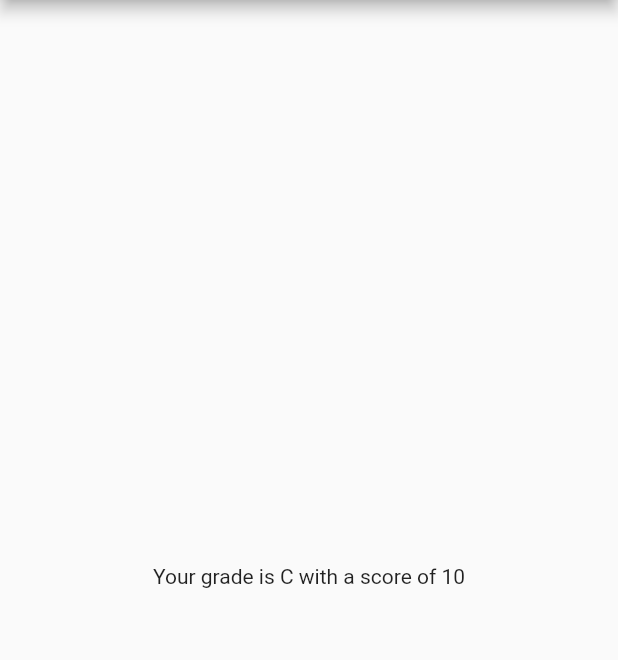
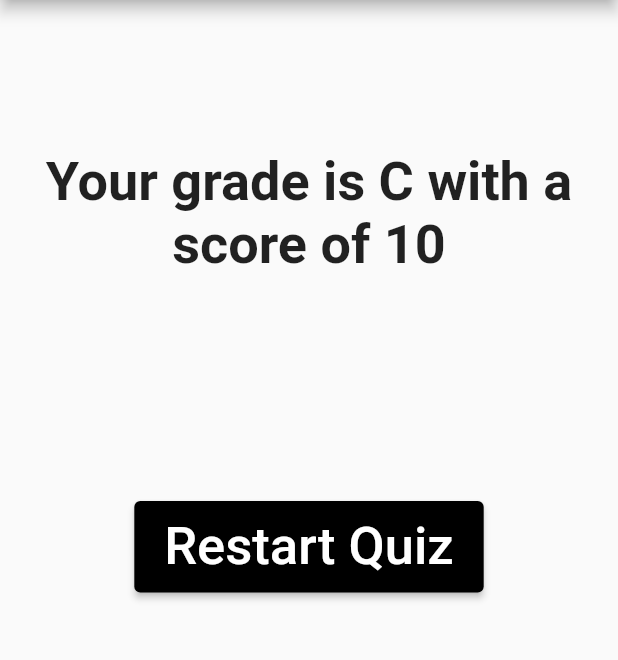
Before and after one commit to ZyoGo/flutter-basic, a Flutter app: the screen it shows after launch, after a tap on "black", after a tap on "cat", after a tap on "chicken", on a phone screen of 412 x 824 dp, the part 84-744 px from its top. Run offline on Flutter 3.47's test engine with Material 2 defaults, Android fonts, the phone set to English and light mode, and no system bars.

Commit message:
Add: Create feature restart quiz

```diff
--- a/lib/main.dart
+++ b/lib/main.dart
@@ -16,6 +16,7 @@ class MyApp extends StatefulWidget {
 
 class _MyAppState extends State<MyApp> {
   int _questionIndex = 0;
+  int _totalScore = 0;
 
   static const _questions = [
     {
@@ -47,11 +48,15 @@ class _MyAppState extends State<MyApp> {
     }
   ];
 
-  int totalScore = 0;
+  void _resetHandler() {
+    setState(() {
+      _totalScore = 0;
+      _questionIndex = 0;
+    });
+  }
 
   void _answerQuestion(int score) {
-    // ignore: unused_local_variable
-    totalScore += score;
+    _totalScore += score;
 
     setState(() {
       if (_questionIndex < _questions.length) {
@@ -77,7 +82,8 @@ class _MyAppState extends State<MyApp> {
                 answerQuestion: _answerQuestion,
               )
             : Result(
-                resultScore: totalScore,
+                resultScore: _totalScore,
+                resetHandler: _resetHandler,
               ),
       ),
     );
--- a/lib/result.dart
+++ b/lib/result.dart
@@ -2,11 +2,12 @@ import 'package:flutter/material.dart';
 
 class Result extends StatelessWidget {
   final int? resultScore;
+  final VoidCallback resetHandler;
 
-  Result({this.resultScore});
+  Result({this.resultScore, required this.resetHandler});
 
-  String returnGrade() {
-    late String grade;
+  String get returnGrade {
+    String grade;
 
     if (resultScore! <= 10) {
       grade = 'Your grade is C with a score of $resultScore';
@@ -22,7 +23,39 @@ class Result extends StatelessWidget {
   @override
   Widget build(BuildContext context) {
     return Center(
-      child: Text(returnGrade()),
+      child: Column(
+        children: <Widget>[
+          Container(
+            margin: EdgeInsets.only(top: 100),
+            child: Text(
+              returnGrade,
+              style: TextStyle(
+                fontSize: 36,
+                fontWeight: FontWeight.bold,
+              ),
+              textAlign: TextAlign.center,
+            ),
+          ),
+          Container(
+            margin: EdgeInsets.only(top: 150),
+            child: ElevatedButton(
+              onPressed: () => resetHandler(),
+              child: Text(
+                'Restart Quiz',
+                style: TextStyle(fontSize: 35),
+              ),
+              style: ButtonStyle(
+                backgroundColor: MaterialStateProperty.all(
+                  Colors.black,
+                ),
+                padding: MaterialStateProperty.all(
+                  EdgeInsets.symmetric(horizontal: 20, vertical: 10),
+                ),
+              ),
+            ),
+          )
+        ],
+      ),
     );
   }
 }
```
